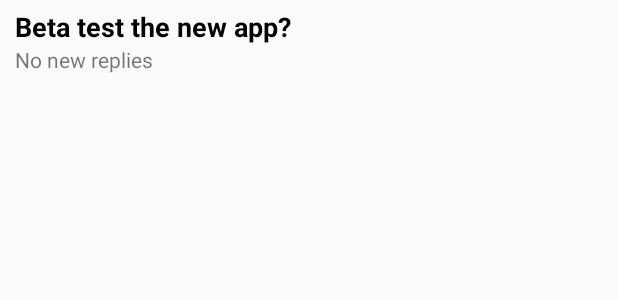
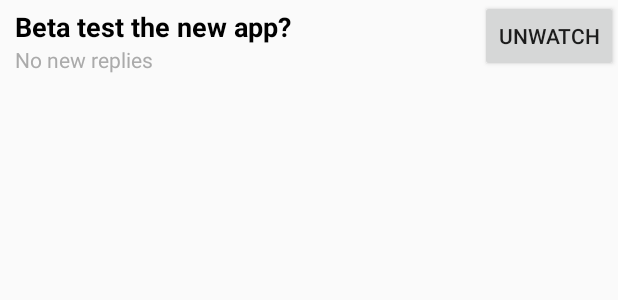
Before and after one commit to nilesr/United4, an Android app: the layout thread_watcher_list_item.xml on its own in the app's theme, with its tools: preview values and no code run, on a phone screen of 412 x 824 dp. Shown: the top 300 px of the screen. Run offline under Robolectric (Android 15) with nearby library versions, the phone set to English and light mode, and no system bars.

Commit message:
I AM THE GOD OF RELATIVE LAYOUTS

```diff
--- a/app/src/main/java/us/dangeru/launcher/fragments/ThreadWatcherFragment.java
+++ b/app/src/main/java/us/dangeru/launcher/fragments/ThreadWatcherFragment.java
@@ -135,6 +135,7 @@ public class ThreadWatcherFragment extends Fragment implements HiddenSettingsFra
                 title.setText(thread.title);
                 if (thread.new_replies == 0) {
                     subtitle.setText("No");
+                    subtitle.setTextColor(Color.parseColor("#AAAAAA"));
                 } else {
                     subtitle.setText(String.valueOf(thread.new_replies));
                     subtitle.setTextColor(Color.RED);
--- a/app/src/main/res/layout/thread_watcher_list_item.xml
+++ b/app/src/main/res/layout/thread_watcher_list_item.xml
@@ -1,12 +1,21 @@
 <?xml version="1.0" encoding="utf-8"?>
-<LinearLayout xmlns:android="http://schemas.android.com/apk/res/android"
+<RelativeLayout
+    xmlns:android="http://schemas.android.com/apk/res/android"
     android:layout_width="match_parent"
-    android:layout_height="match_parent"
+    android:id="@+id/rel_layout_1"
+    android:layout_height="wrap_content">
+
+    <RelativeLayout
+        android:layout_width="wrap_content"
+        android:layout_height="wrap_content"
+        android:layout_toLeftOf="@+id/button4"
+        android:layout_alignParentLeft="true"
+        android:layout_marginBottom="5dp"
         android:orientation="vertical">
 
         <TextView
             android:id="@+id/thread_title"
-        android:layout_width="match_parent"
+            android:layout_width="wrap_content"
             android:layout_height="wrap_content"
             android:layout_marginLeft="10dp"
             android:layout_marginRight="10dp"
@@ -16,27 +25,32 @@
             android:textSize="18sp"
             android:textStyle="bold" />
 
-    <RelativeLayout
-        android:layout_width="match_parent"
-        android:layout_height="match_parent"
-        android:orientation="vertical">
-
         <TextView
             android:id="@+id/new_replies"
+            android:layout_below="@+id/thread_title"
             android:layout_width="wrap_content"
             android:layout_height="wrap_content"
             android:layout_marginLeft="10dp"
-            android:text="No" />
+            android:text="No"
+            android:textColor="@android:color/darker_gray" />
 
         <TextView
             android:id="@+id/subtitle_continuation"
+            android:layout_below="@+id/thread_title"
             android:layout_width="wrap_content"
             android:layout_height="wrap_content"
-            android:layout_alignParentTop="true"
             android:layout_toEndOf="@+id/new_replies"
-            android:text=" new replies" />
+            android:text=" new replies"
+            android:textColor="@android:color/darker_gray" />
 
     </RelativeLayout>
 
 
-</LinearLayout>
+    <Button
+        android:id="@+id/button4"
+        android:layout_width="wrap_content"
+        android:layout_height="wrap_content"
+        android:layout_alignParentBottom="false"
+        android:layout_alignParentEnd="true"
+        android:text="Unwatch" />
+</RelativeLayout>
```
Also changed, not shown: app/src/main/java/us/dangeru/launcher/API/ThreadWatcher.java (+10 -0 lines), app/src/main/java/us/dangeru/launcher/API/WatchableThread.java (+7 -3 lines). Lines whose indentation alone changed are shown as unchanged.
